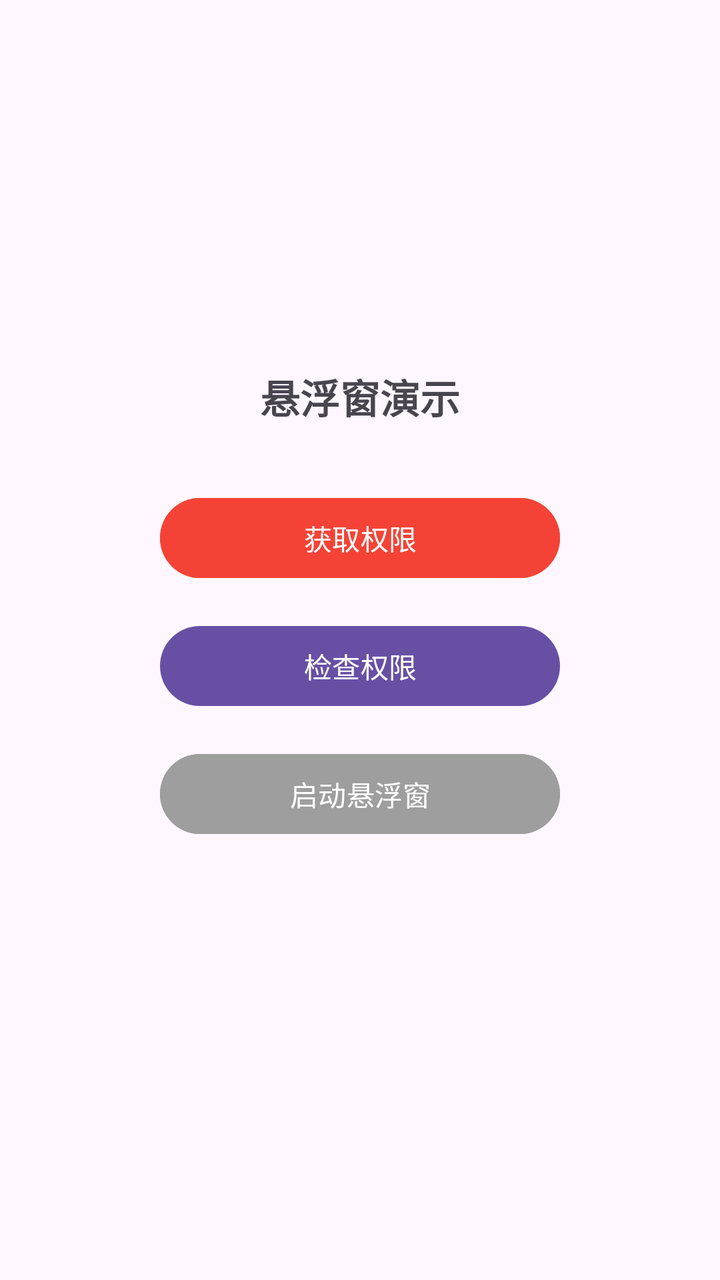
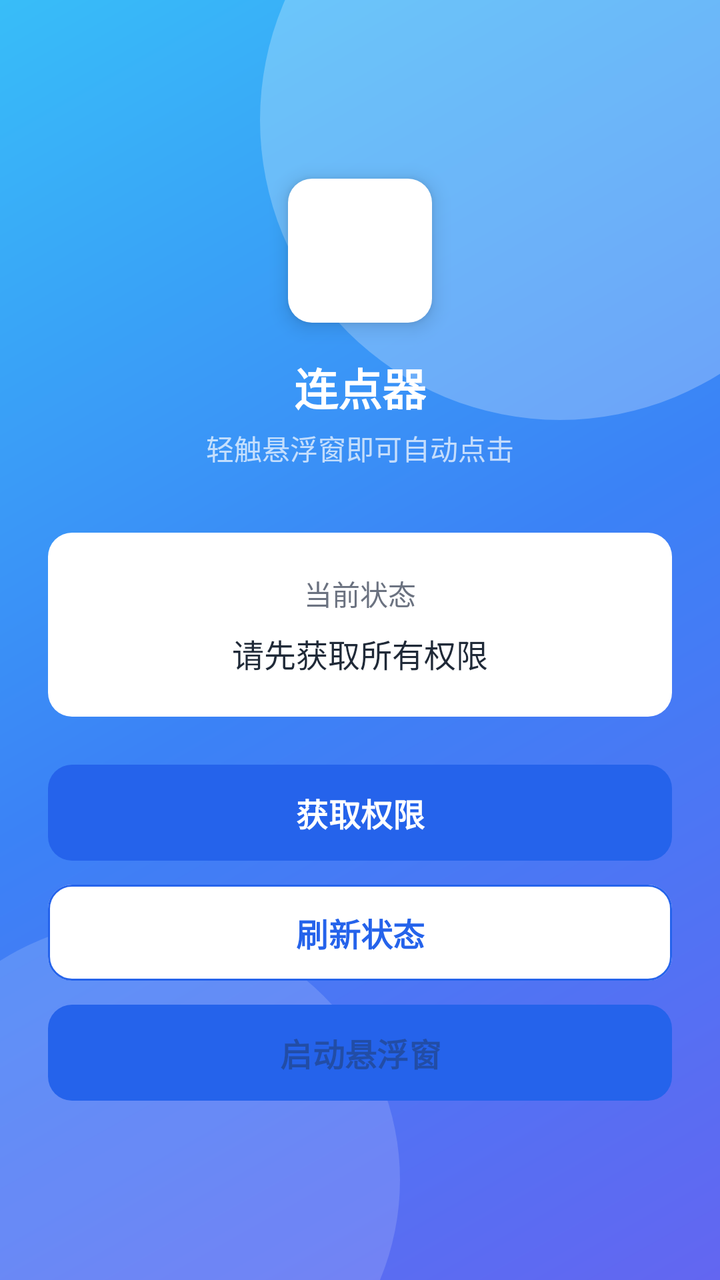

The first picture is an Android layout as it rendered before a commit; the second is the same layout after the commit. The layout source and the unified diff follow.
<!-- AndroidManifest.xml: application theme Theme.AutoClickerApp -->
<!-- res/layout/activity_main.xml -->
<?xml version="1.0" encoding="utf-8"?>
<LinearLayout xmlns:android="http://schemas.android.com/apk/res/android"
    android:layout_width="match_parent"
    android:layout_height="match_parent"
    android:gravity="center"
    android:orientation="vertical"
    android:padding="24dp">

    
    <TextView
        android:layout_width="wrap_content"
        android:layout_height="wrap_content"
        android:text="悬浮窗演示"
        android:textSize="20sp"
        android:textStyle="bold"
        android:layout_marginBottom="32dp" />

    
    <Button
        android:id="@+id/btnRequestPermission"
        android:layout_width="200dp"
        android:layout_height="48dp"
        android:text="获取权限"
        android:textColor="#FFFFFF"
        android:backgroundTint="#F44336"
        android:layout_marginBottom="16dp" />

    
    <Button
        android:id="@+id/btnCheckPermission"
        android:layout_width="200dp"
        android:layout_height="48dp"
        android:text="检查权限"
        android:layout_marginBottom="16dp" />

    
    <Button
        android:id="@+id/btnToggleService"
        android:layout_width="200dp"
        android:layout_height="48dp"
        android:text="启动悬浮窗"
        android:enabled="false"
        android:textColor="#FFFFFF"
        android:backgroundTint="#9E9E9E" />

    
    <TextView
        android:id="@+id/tvStatus"
        android:layout_width="wrap_content"
        android:layout_height="wrap_content"
        android:text=""
        android:textSize="14sp"
        android:layout_marginTop="16dp"
        android:textColor="#000000" />

</LinearLayout>
<!-- resources referenced by this layout -->
<resources>
  <style name="Base.Theme.AutoClickerApp" parent="Theme.Material3.DayNight.NoActionBar">
          
          
      </style>
  <!-- unchanged entries left out for length: 1 -->
</resources>

<!-- the commit's change to res/layout/activity_main.xml (unified diff, before → after) -->
@@ -2,55 +2,89 @@
 <LinearLayout xmlns:android="http://schemas.android.com/apk/res/android"
     android:layout_width="match_parent"
     android:layout_height="match_parent"
+    android:background="@drawable/bg_main_gradient"
     android:gravity="center"
     android:orientation="vertical"
     android:padding="24dp">
 
     
+    <ImageView
+        android:layout_width="72dp"
+        android:layout_height="72dp"
+        android:layout_gravity="center"
+        android:background="@drawable/bg_card"
+        android:elevation="6dp"
+        android:padding="14dp"
+        android:contentDescription="@string/app_name"
+        android:src="@mipmap/ic_launcher" />
+
+    
     <TextView
+        style="@style/ModernText.Title"
         android:layout_width="wrap_content"
         android:layout_height="wrap_content"
-        android:text="悬浮窗演示"
-        android:textSize="20sp"
-        android:textStyle="bold"
-        android:layout_marginBottom="32dp" />
+        android:layout_marginTop="16dp"
+        android:textSize="22sp"
+        android:textColor="@color/on_gradient"
+        android:text="@string/app_name" />
+
+    <TextView
+        style="@style/ModernText.Label"
+        android:layout_width="wrap_content"
+        android:layout_height="wrap_content"
+        android:layout_marginTop="4dp"
+        android:textColor="@color/on_gradient_secondary"
+        android:text="轻触悬浮窗即可自动点击" />
+
+    
+    <LinearLayout
+        style="@style/ModernCard"
+        android:layout_width="match_parent"
+        android:layout_height="wrap_content"
+        android:layout_marginTop="32dp"
+        android:gravity="center"
+        android:orientation="vertical"
+        android:padding="20dp">
+
+        <TextView
+            style="@style/ModernText.Label"
+            android:layout_width="wrap_content"
+            android:layout_height="wrap_content"
+            android:text="当前状态" />
+
+        <TextView
+            android:id="@+id/tvStatus"
+            style="@style/ModernText.Body"
+            android:layout_width="wrap_content"
+            android:layout_height="wrap_content"
+            android:layout_marginTop="8dp"
+            android:text="请先获取所有权限" />
+    </LinearLayout>
 
     
     <Button
         android:id="@+id/btnRequestPermission"
-        android:layout_width="200dp"
+        style="@style/ModernButton"
+        android:layout_width="match_parent"
         android:layout_height="48dp"
-        android:text="获取权限"
-        android:textColor="#FFFFFF"
-        android:backgroundTint="#F44336"
-        android:layout_marginBottom="16dp" />
+        android:layout_marginTop="24dp"
+        android:text="获取权限" />
 
-    
     <Button
         android:id="@+id/btnCheckPermission"
-        android:layout_width="200dp"
+        style="@style/ModernButton.Outline"
+        android:layout_width="match_parent"
         android:layout_height="48dp"
-        android:text="检查权限"
-        android:layout_marginBottom="16dp" />
+        android:layout_marginTop="12dp"
+        android:text="刷新状态" />
 
-    
     <Button
         android:id="@+id/btnToggleService"
-        android:layout_width="200dp"
+        style="@style/ModernButton"
+        android:layout_width="match_parent"
         android:layout_height="48dp"
-        android:text="启动悬浮窗"
+        android:layout_marginTop="12dp"
         android:enabled="false"
-        android:textColor="#FFFFFF"
-        android:backgroundTint="#9E9E9E" />
-
-    
-    <TextView
-        android:id="@+id/tvStatus"
-        android:layout_width="wrap_content"
-        android:layout_height="wrap_content"
-        android:text=""
-        android:textSize="14sp"
-        android:layout_marginTop="16dp"
-        android:textColor="#000000" />
+        android:text="启动悬浮窗" />
 
 </LinearLayout>
<!-- resource entries referenced after the edit -->
@@ -1,9 +1,146 @@
 <!-- resources referenced by this layout -->
 <resources>
+  <color name="on_gradient">#FFFFFFFF</color>
+  <color name="on_gradient_secondary">#B3FFFFFF</color>
+  <!-- drawable bg_card (drawable) -->
+  <?xml version="1.0" encoding="utf-8"?>
+  <shape xmlns:android="http://schemas.android.com/apk/res/android"
+      android:shape="rectangle">
+      <solid android:color="@color/surface" />
+      <corners android:radius="12dp" />
+  </shape>
+  <!-- drawable bg_main_gradient (drawable) -->
+  <?xml version="1.0" encoding="utf-8"?>
+  <layer-list xmlns:android="http://schemas.android.com/apk/res/android">
+  
+      
+      <item>
+          <shape android:shape="rectangle">
+              <gradient
+                  android:angle="315"
+                  android:type="linear"
+                  android:startColor="@color/gradient_start"
+                  android:centerColor="@color/gradient_center"
+                  android:endColor="@color/gradient_end" />
+          </shape>
+      </item>
+  
+      
+      <item
+          android:width="300dp"
+          android:height="300dp"
+          android:gravity="top|end"
+          android:top="-90dp"
+          android:end="-70dp">
+          <shape android:shape="oval">
+              <solid android:color="@color/gradient_blob_1" />
+          </shape>
+      </item>
+  
+      
+      <item
+          android:width="260dp"
+          android:height="260dp"
+          android:gravity="bottom|start"
+          android:bottom="-80dp"
+          android:start="-60dp">
+          <shape android:shape="oval">
+              <solid android:color="@color/gradient_blob_2" />
+          </shape>
+      </item>
+  </layer-list>
+  <!-- mipmap ic_launcher (mipmap-anydpi-v26) -->
+  <?xml version="1.0" encoding="utf-8"?>
+  <adaptive-icon xmlns:android="http://schemas.android.com/apk/res/android">
+      <background android:drawable="@color/ic_launcher_background"/>
+      <foreground android:drawable="@mipmap/ic_launcher_foreground"/>
+      <monochrome android:drawable="@mipmap/ic_launcher_foreground"/>
+  </adaptive-icon>
+  <string name="app_name">连点器</string>
+  <style name="ModernButton" parent="Widget.Material3.Button">
+          <item name="android:insetTop">0dp</item>
+          <item name="android:insetBottom">0dp</item>
+          <item name="android:minHeight">48dp</item>
+          <item name="android:paddingStart">20dp</item>
+          <item name="android:paddingEnd">20dp</item>
+          <item name="android:textSize">16sp</item>
+          <item name="android:textStyle">bold</item>
+          <item name="android:textAllCaps">false</item>
+          <item name="cornerRadius">12dp</item>
+          <item name="backgroundTint">@color/primary</item>
+          <item name="rippleColor">@color/primary_dark</item>
+      </style>
+  <style name="ModernButton.Outline" parent="Widget.Material3.Button.OutlinedButton">
+          <item name="android:insetTop">0dp</item>
+          <item name="android:insetBottom">0dp</item>
+          <item name="android:minHeight">48dp</item>
+          <item name="android:paddingStart">20dp</item>
+          <item name="android:paddingEnd">20dp</item>
+          <item name="android:textSize">16sp</item>
+          <item name="android:textStyle">bold</item>
+          <item name="android:textAllCaps">false</item>
+          <item name="cornerRadius">12dp</item>
+          <item name="backgroundTint">@color/surface</item>
+          <item name="strokeColor">@color/primary</item>
+          <item name="strokeWidth">1dp</item>
+          <item name="android:textColor">@color/primary</item>
+          <item name="rippleColor">@color/primary_container</item>
+      </style>
+  <style name="ModernCard">
+          <item name="android:background">@drawable/bg_card</item>
+      </style>
+  <style name="ModernText.Body" parent="TextAppearance.AppCompat">
+          <item name="android:textSize">16sp</item>
+          <item name="android:textColor">@color/text_primary</item>
+      </style>
+  <style name="ModernText.Label" parent="TextAppearance.AppCompat">
+          <item name="android:textSize">14sp</item>
+          <item name="android:textColor">@color/text_secondary</item>
+      </style>
+  <style name="ModernText.Title" parent="TextAppearance.AppCompat">
+          <item name="android:textSize">20sp</item>
+          <item name="android:textStyle">bold</item>
+          <item name="android:textColor">@color/text_primary</item>
+      </style>
+  <color name="surface">#FFFFFFFF</color>
+  <color name="gradient_start">#38BDF8</color>
+  <color name="gradient_center">#3B82F6</color>
+  <color name="gradient_end">#6366F1</color>
+  <color name="gradient_blob_1">#40FFFFFF</color>
+  <color name="gradient_blob_2">#26FFFFFF</color>
+  <color name="ic_launcher_background">#F5F5E3</color>
+  <color name="primary">#FF2563EB</color>
+  <color name="primary_dark">#FF1D4ED8</color>
+  <color name="primary_container">#FFDBEAFE</color>
+  <color name="text_primary">#FF1F2937</color>
+  <color name="text_secondary">#FF6B7280</color>
   <style name="Base.Theme.AutoClickerApp" parent="Theme.Material3.DayNight.NoActionBar">
           
+          <item name="colorPrimary">@color/primary</item>
+          <item name="colorOnPrimary">@color/on_primary</item>
+          <item name="colorPrimaryContainer">@color/primary_container</item>
+          <item name="colorOnPrimaryContainer">@color/primary_dark</item>
+          <item name="colorSecondary">@color/primary</item>
+          <item name="colorOnSecondary">@color/on_primary</item>
+  
           
+          <item name="android:colorBackground">@color/background</item>
+          <item name="colorSurface">@color/surface</item>
+          <item name="colorOnSurface">@color/text_primary</item>
+          <item name="colorOnSurfaceVariant">@color/text_secondary</item>
+          <item name="colorOutline">@color/stroke</item>
+  
+          
+          <item name="android:statusBarColor">@color/status_bar_top</item>
+          <item name="android:windowLightStatusBar" tools:targetApi="m">false</item>
+  
+          
+          <item name="materialButtonStyle">@style/ModernButton</item>
       </style>
+  <color name="on_primary">#FFFFFFFF</color>
+  <color name="background">#FFF5F7FA</color>
+  <color name="stroke">#FFE2E8F0</color>
+  <color name="status_bar_top">#FF1E3A8A</color>
   <!-- unchanged entries left out for length: 1 -->
 </resources>
 
